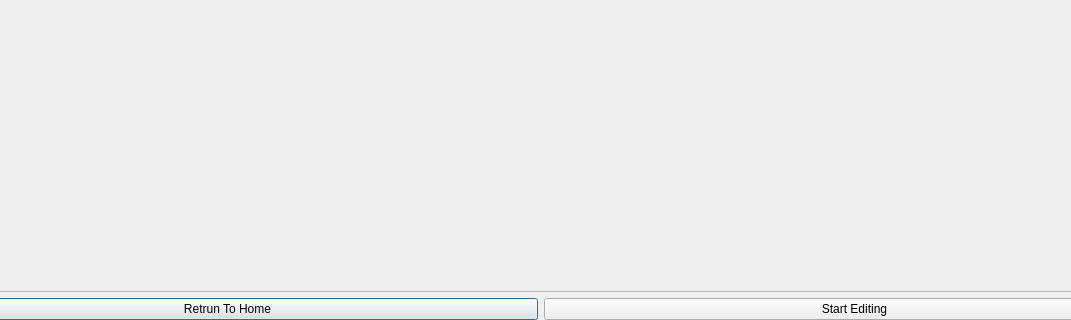
Above: result.ui from mariamelkondakly/GuideMe before the change; both pictures show x 83 to 1154 and y 358 to 678 of the 1248 by 678 pixel window. Below: the same form after it.
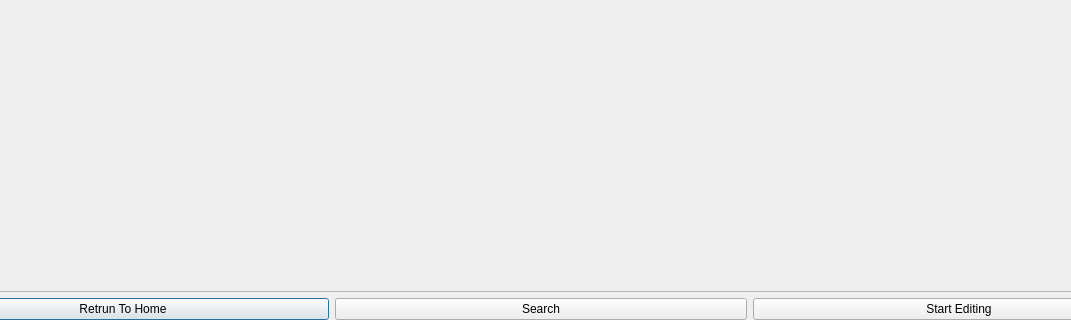
That is the form after the change.

```diff
--- a/result.ui
+++ b/result.ui
@@ -95,6 +95,13 @@
           </property>
          </widget>
         </item>
+        <item>
+         <widget class="QPushButton" name="pushButton_3">
+          <property name="text">
+           <string>Search</string>
+          </property>
+         </widget>
+        </item>
         <item>
          <widget class="QPushButton" name="pushButton">
           <property name="text">
```
